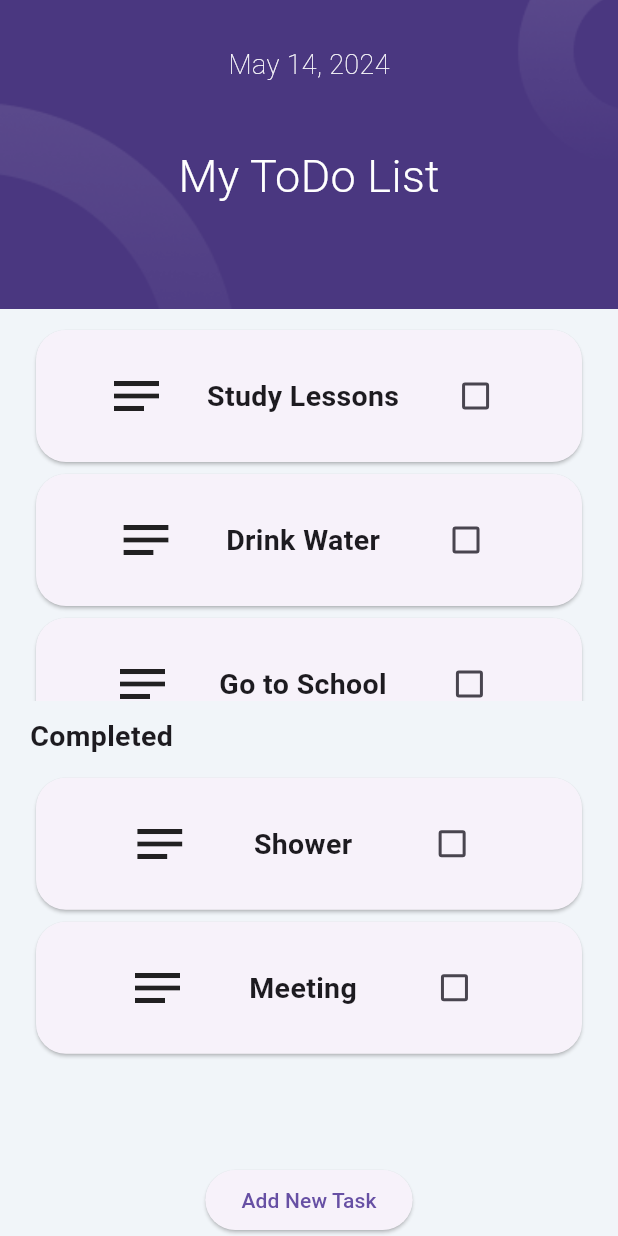
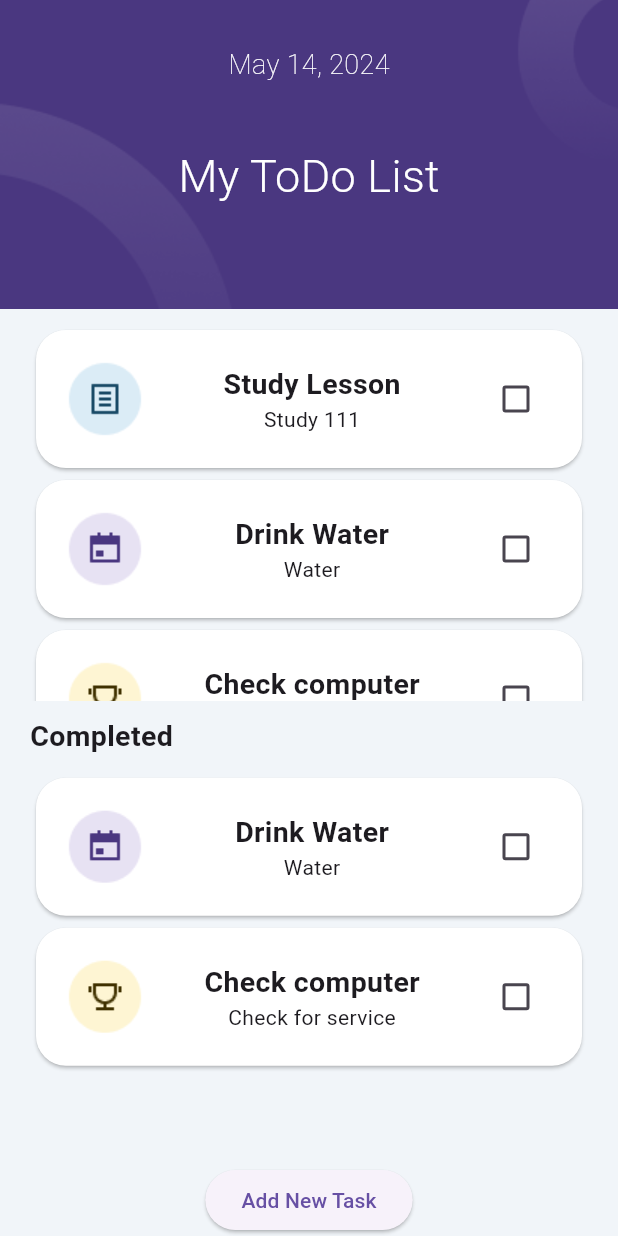
Before and after one commit to omersaluk/ToDoAppFlutter, a Flutter app: the screen it shows after launch, on a phone screen of 412 x 824 dp. Run offline on Flutter 3.47's test engine with Material 3 defaults, Android fonts, the phone set to English and light mode, and no system bars; our stand-ins replace hexcolor; network calls fail.

Commit message:
now adding tasks dynamically, added a dummy api service i'll take todo items from there. did some design adjustments

```diff
--- a/lib/const/color.dart
+++ b/lib/const/color.dart
@@ -1 +1,2 @@
 const String backgroundcolor = "#F1F5F9";
+const String success = "#5CB85C";
--- /dev/null
+++ b/lib/const/task_type.dart
@@ -0,0 +1 @@
+enum TaskType { note, calender, contest }
--- /dev/null
+++ b/lib/model/task.dart
@@ -0,0 +1,14 @@
+import 'package:todo_app_flutter/const/task_type.dart';
+
+class Task {
+  Task(
+      {required this.title,
+      required this.description,
+      required this.isCompleted,
+      required this.type});
+
+  final TaskType type;
+  final String title;
+  final String description;
+  bool isCompleted;
+}
--- /dev/null
+++ b/lib/model/todo.dart
@@ -0,0 +1,34 @@
+import 'package:todo_app_flutter/pages/home_page.dart';
+
+class Todo {
+  Todo({
+    required this.id,
+    required this.todo,
+    required this.completed,
+    required userID,
+  });
+
+  int? id;
+  String? todo;
+  bool? completed;
+  int? userID;
+
+  //from json
+  Todo.fromJson(Map<String, dynamic> json) {
+    id = json["id"];
+    todo = json["todo"];
+    completed = json["completed"];
+    userID = json["userID"];
+  }
+
+  //to json
+  Map<String, dynamic> toJson() {
+    final Map<String, dynamic> data = {};
+    data["id"] = id;
+    data["todo"] = todo;
+    data["completed"] = completed;
+    data["userID"] = userID;
+
+    return data;
+  }
+}
--- a/lib/pages/home_page.dart
+++ b/lib/pages/home_page.dart
@@ -1,8 +1,11 @@
 import 'package:flutter/material.dart';
 import 'package:hexcolor/hexcolor.dart';
 import 'package:todo_app_flutter/const/color.dart';
+import 'package:todo_app_flutter/const/task_type.dart';
 import 'package:todo_app_flutter/header.dart';
+import 'package:todo_app_flutter/model/task.dart';
 import 'package:todo_app_flutter/pages/new_task_page.dart';
+import 'package:todo_app_flutter/service/todo_service.dart';
 import 'package:todo_app_flutter/todo_item.dart';
 
 class HomePage extends StatefulWidget {
@@ -12,13 +15,49 @@ class HomePage extends StatefulWidget {
   State<HomePage> createState() => _HomePageState();
 }
 
-List<String> todo = ["Study Lessons", "Drink Water", "Go to School"];
-List<String> complated = ["Shower", "Meeting"];
+List<Task> todo = [
+  Task(
+      title: "Study Lesson",
+      description: "Study 111",
+      isCompleted: false,
+      type: TaskType.note),
+  Task(
+      title: "Drink Water",
+      description: "Water",
+      isCompleted: false,
+      type: TaskType.contest),
+  Task(
+      title: "Check computer",
+      description: "Check for service",
+      isCompleted: false,
+      type: TaskType.calender),
+];
+
+List<Task> complated = [
+  Task(
+      title: "Drink Water",
+      description: "Water",
+      isCompleted: false,
+      type: TaskType.contest),
+  Task(
+      title: "Check computer",
+      description: "Check for service",
+      isCompleted: false,
+      type: TaskType.calender),
+];
 
 class _HomePageState extends State<HomePage> {
+  void taskAdd(Task newtask) {
+    setState(() {
+      todo.add(newtask);
+    });
+  }
+
   bool _isChecked = false;
   @override
   Widget build(BuildContext context) {
+    TodoService todoService = TodoService();
+    todoService.getTodos();
     double deviceHeight = MediaQuery.of(context).size.height;
     double deviceWidth = MediaQuery.of(context).size.width;
 
@@ -39,7 +78,7 @@ class _HomePageState extends State<HomePage> {
                     itemCount: todo.length,
                     itemBuilder: (context, index) {
                       return TodoItem(
-                        title: todo[index],
+                        task: todo[index],
                       );
                     },
                   ),
@@ -65,7 +104,9 @@ class _HomePageState extends State<HomePage> {
                     primary: false,
                     itemCount: complated.length,
                     itemBuilder: (context, index) {
-                      return TodoItem(title: complated[index]);
+                      return TodoItem(
+                        task: complated[index],
+                      );
                     },
                   ),
                 ),
@@ -74,7 +115,8 @@ class _HomePageState extends State<HomePage> {
             ElevatedButton(
               onPressed: () {
                 Navigator.of(context).push(MaterialPageRoute(
-                  builder: (context) => const AddNewTask(),
+                  builder: (context) =>
+                      AddNewTask(addnewTask: ((newtask) => taskAdd(newtask))),
                 ));
               },
               child: Text("Add New Task"),
--- a/lib/todo_item.dart
+++ b/lib/todo_item.dart
@@ -1,38 +1,65 @@
+import 'package:flutter/cupertino.dart';
 import 'package:flutter/material.dart';
+import 'package:hexcolor/hexcolor.dart';
+import 'package:todo_app_flutter/const/color.dart';
+import 'package:todo_app_flutter/const/task_type.dart';
+import 'package:todo_app_flutter/model/task.dart';
 
 class TodoItem extends StatefulWidget {
-  const TodoItem({super.key, required this.title});
-  final String title;
+  const TodoItem({super.key, required this.task});
+  final Task task;
 
   @override
   State<TodoItem> createState() => _TodoItemState();
 }
 
 class _TodoItemState extends State<TodoItem> {
-  bool _isChecked = false;
+  bool isChecked = false;
 
   @override
   Widget build(BuildContext context) {
     return Card(
+      color: widget.task.isCompleted ? HexColor(success) : Colors.white,
       shape: RoundedRectangleBorder(borderRadius: BorderRadius.circular(20)),
       child: Padding(
         padding: const EdgeInsets.all(20),
         child: Row(
           mainAxisAlignment: MainAxisAlignment.spaceEvenly,
           children: [
-            const Icon(
-              Icons.notes_sharp,
-              size: 40,
-            ),
-            Text(
-              widget.title,
-              style: TextStyle(fontWeight: FontWeight.w600, fontSize: 19),
+            widget.task.type == TaskType.note
+                ? Image.asset("assets/category_1.png")
+                : widget.task.type == TaskType.contest
+                    ? Image.asset("assets/category_2.png")
+                    : Image.asset("assets/category_3.png"),
+            Expanded(
+              child: Column(
+                children: [
+                  Text(
+                    widget.task.title,
+                    style: TextStyle(
+                        decoration: widget.task.isCompleted
+                            ? TextDecoration.lineThrough
+                            : TextDecoration.none,
+                        fontWeight: FontWeight.w600,
+                        fontSize: 19),
+                  ),
+                  Text(
+                    widget.task.description,
+                    style: TextStyle(
+                      decoration: widget.task.isCompleted
+                          ? TextDecoration.lineThrough
+                          : TextDecoration.none,
+                    ),
+                  ),
+                ],
+              ),
             ),
             Checkbox(
-                value: _isChecked,
+                value: isChecked,
                 onChanged: (val) => {
                       setState(() {
-                        _isChecked = val!;
+                        widget.task.isCompleted = !widget.task.isCompleted;
+                        isChecked = val!;
                       }),
                     }),
           ],
--- a/pubspec.yaml
+++ b/pubspec.yaml
@@ -36,6 +36,7 @@ dependencies:
   # Use with the CupertinoIcons class for iOS style icons.
   cupertino_icons: ^1.0.6
   hexcolor: ^3.0.1
+  http: ^1.2.1
 
 dev_dependencies:
   flutter_test:
```
Also changed, not shown: lib/pages/new_task_page.dart (+55 -21 lines), lib/service/todo_service.dart (added, +20 -0 lines), pubspec.lock.
